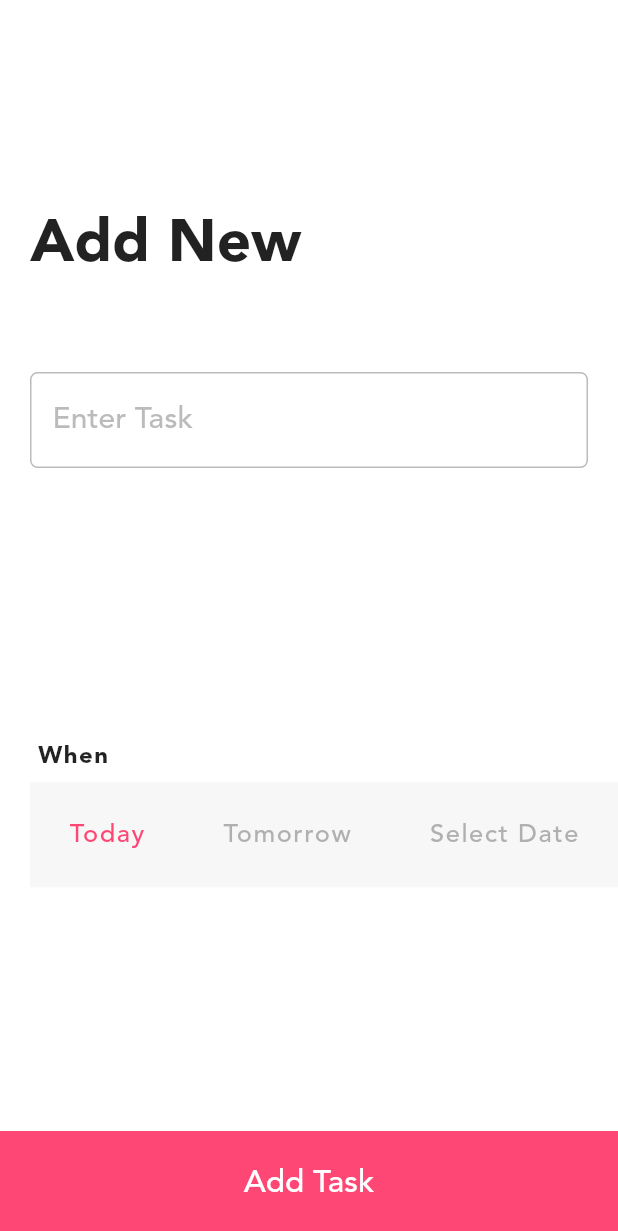
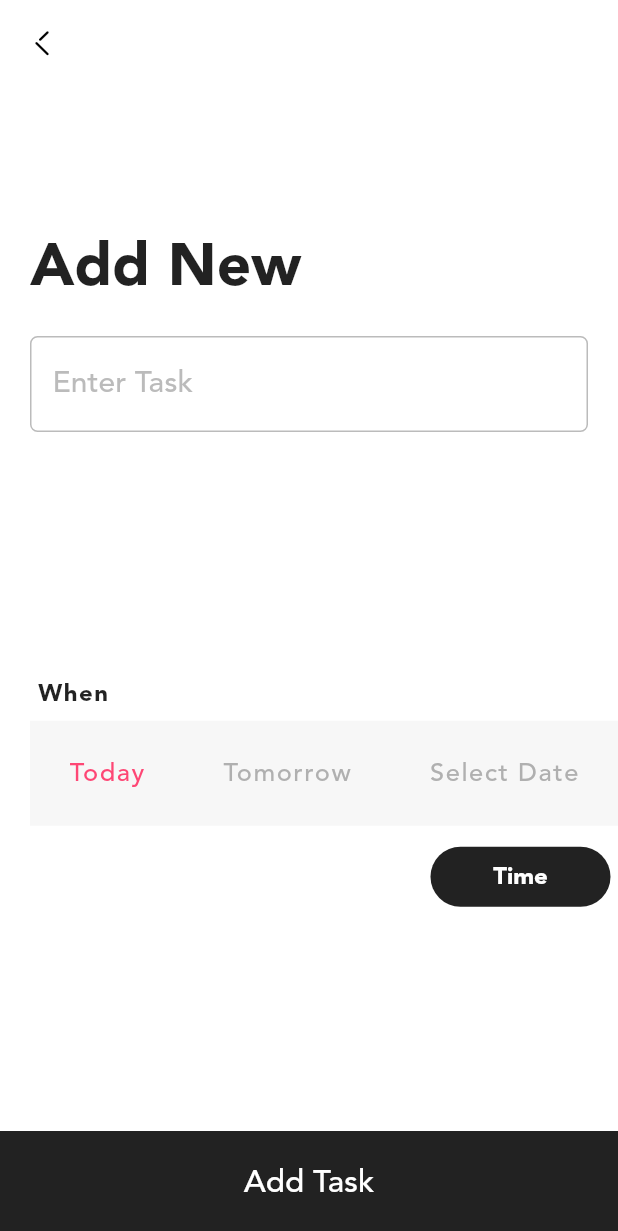
Before and after one commit to khater277/todo, a Flutter app: the AddTaskScreen screen opened directly, on a phone screen of 412 x 824 dp. Shown: the top 1231 px of the screen. Run offline on Flutter 3.47's test engine with Material 2 defaults, Android fonts, the phone set to English and light mode, and no system bars; our stand-ins replace flutter_bloc, flutter_zoom_drawer, get, get_storage, hexcolor, hive and 4 more; missing offline and left inert: day_night_time_picker; accounts and stored records are empty.

```diff
--- a/lib/cubit/states.dart
+++ b/lib/cubit/states.dart
@@ -9,3 +9,9 @@ class TodoErrorState extends TodoStates{
 
   TodoErrorState(this.error);
 }
+
+class TodoSetTaskTimeState extends TodoStates{}
+
+class TodoSetWhenColorState extends TodoStates{}
+
+class TodoSelectedDateTimeState extends TodoStates{}
--- a/lib/main.dart
+++ b/lib/main.dart
@@ -10,6 +10,7 @@ import 'package:responsive_framework/responsive_framework.dart';
 import 'package:todo/cubit/bloc_observer.dart';
 import 'package:todo/cubit/cubit.dart';
 import 'package:todo/cubit/states.dart';
+import 'package:todo/screens/calendar/calendar_screen.dart';
 import 'package:todo/screens/home/home_screen.dart';
 import 'package:todo/screens/opening/opening_screen.dart';
 import 'package:todo/shared/constants.dart';
@@ -46,7 +47,7 @@ class MyApp extends StatelessWidget {
             home: Directionality(
                 textDirection:
                     languageFun(ar: TextDirection.rtl, en: TextDirection.ltr),
-                child: const HomeScreen()),
+                child: const OpeningScreen()),
             theme: lightTheme,
             darkTheme: darkTheme,
             themeMode: ThemeMode.light,
--- a/lib/screens/add_task/add_task_items/add_task_head.dart
+++ b/lib/screens/add_task/add_task_items/add_task_head.dart
@@ -16,7 +16,7 @@ class AddTaskHead extends StatelessWidget {
         children: [
           const SizedBox(height: 80,),
           Padding(
-            padding: const EdgeInsets.symmetric(vertical: 60),
+            padding: const EdgeInsets.symmetric(vertical: 20),
             child: Text("Add New",
               style: Theme.of(context)
                   .textTheme
@@ -25,7 +25,9 @@ class AddTaskHead extends StatelessWidget {
             ),
           ),
           DefaultTextFormFiled(
+            formatters: [NoLeadingSpaceFormatter()],
                 controller: taskController,
+                validateText: "Please add task first",
                 heightPadding: 20,
                 widthPadding: 15,
                 textColor: blue,
--- a/lib/screens/add_task/add_task_items/when_task.dart
+++ b/lib/screens/add_task/add_task_items/when_task.dart
@@ -1,8 +1,15 @@
 import 'package:flutter/material.dart';
+import 'package:todo/cubit/cubit.dart';
 import 'package:todo/shared/constants.dart';
+import 'package:todo/shared/date_format.dart';
+import 'package:todo/shared/default_widgets.dart';
+import 'package:day_night_time_picker/day_night_time_picker.dart';
+import 'package:day_night_time_picker/lib/constants.dart';
+
 
 class WhenTask extends StatelessWidget {
-  const WhenTask({Key? key}) : super(key: key);
+  final TodoCubit cubit;
+  const WhenTask({Key? key, required this.cubit}) : super(key: key);
 
   @override
   Widget build(BuildContext context) {
@@ -32,12 +39,48 @@ class WhenTask extends StatelessWidget {
                 child: Row(
                   mainAxisAlignment: MainAxisAlignment.spaceAround,
                   children: [
-                    const TaskTime(text: "Today",color: pink,),
-                    TaskTime(text: "Tomorrow",color: Colors.grey.withOpacity(0.8),),
-                    TaskTime(text: "Select Date",color: Colors.grey.withOpacity(0.8),),
+                    GestureDetector(
+                      onTap: (){cubit.setWhenColor(0);},
+                        child: TaskDate(
+                          text: "Today",color: cubit.currentIndex==0?
+                        pink:Colors.grey.withOpacity(0.8),
+                        )
+                    ),
+                    GestureDetector(
+                      onTap: (){cubit.setWhenColor(1);},
+                        child: TaskDate(
+                          text: "Tomorrow",color: cubit.currentIndex==1?
+                        pink:Colors.grey.withOpacity(0.8),
+                        )
+                    ),
+                    GestureDetector(
+                      onTap: (){cubit.setWhenColor(2);},
+                        child: TaskDate(
+                          text: "Select Date",color: cubit.currentIndex==2?
+                          pink:Colors.grey.withOpacity(0.8),
+                        )
+                    ),
                   ],
                 ),
               ),
+            ),
+            const SizedBox(height: 10,),
+            Row(
+              children: [
+                Expanded(
+                    child: cubit.taskDateTime!=null?
+                    Text(
+                      DateFormatter()
+                          .dateFormat(cubit.taskDateTime!.toString())!['date']!,
+                      style: Theme.of(context).textTheme.bodyText1!.copyWith(
+                        fontSize: 16,
+                        letterSpacing: 1,
+                        color: pink
+                      ),
+                    ):const Text(""),
+                ),
+                TimeButton(cubit: cubit),
+              ],
             )
           ],
         ),
@@ -46,10 +89,10 @@ class WhenTask extends StatelessWidget {
   }
 }
 
-class TaskTime extends StatelessWidget {
+class TaskDate extends StatelessWidget {
   final String text;
   final Color color;
-  const TaskTime({Key? key, required this.text, required this.color}) : super(key: key);
+  const TaskDate({Key? key, required this.text, required this.color}) : super(key: key);
 
   @override
   Widget build(BuildContext context) {
@@ -61,3 +104,55 @@ class TaskTime extends StatelessWidget {
       ),);
   }
 }
+
+class TimeButton extends StatelessWidget {
+  final TodoCubit cubit;
+  const TimeButton({Key? key, required this.cubit}) : super(key: key);
+
+  @override
+  Widget build(BuildContext context) {
+    return Padding(
+      padding: const EdgeInsets.only(right: 5,left: 20),
+      child: DefaultElevatedButton(
+          child: Text(
+            "Time",
+            style: Theme.of(context).textTheme.bodyText2!.copyWith(
+                color: Colors.white,
+                fontSize: 16
+            ),
+          ),
+          color: Colors.black87,
+          rounded: 20,
+          height: 40,
+          width: 120,
+          onPressed: (){
+            FocusScope.of(context).unfocus();
+            Navigator.of(context).push(
+              showPicker(
+                context: context,
+                accentColor: blue,
+                unselectedColor: blue.withOpacity(0.3),
+                value: TimeOfDay.now(),
+                onChange: (value){},
+                //iosStylePicker: true,
+                minuteInterval: MinuteInterval.FIVE,
+                // Optional onChange to receive value as DateTime
+                onChangeDateTime: (DateTime dateTime) {
+                  //print(dateTime);
+                  cubit.setTaskTime(dateTime);
+                },
+                okStyle: Theme.of(context).textTheme.bodyText2!.copyWith(
+                  fontSize: 16,
+                  color: blue,
+                ),
+                cancelStyle: Theme.of(context).textTheme.bodyText1!.copyWith(
+                  fontSize: 16,
+                  color: blue,
+                ),
+              ),
+            );
+          }
+      ),
+    );
+  }
+}
--- a/lib/screens/add_task/add_task_screen.dart
+++ b/lib/screens/add_task/add_task_screen.dart
@@ -1,4 +1,3 @@
-import 'package:flutter/cupertino.dart';
 import 'package:flutter/material.dart';
 import 'package:flutter_bloc/flutter_bloc.dart';
 import 'package:get/get.dart';
@@ -6,8 +5,8 @@ import 'package:todo/cubit/cubit.dart';
 import 'package:todo/cubit/states.dart';
 import 'package:todo/screens/add_task/add_task_items/add_task_head.dart';
 import 'package:todo/screens/add_task/add_task_items/when_task.dart';
-import 'package:todo/shared/constants.dart';
 import 'package:todo/shared/default_widgets.dart';
+import 'package:todo/styles/icons_broken.dart';
 
 class AddTaskScreen extends StatefulWidget {
   const AddTaskScreen({Key? key}) : super(key: key);
@@ -19,6 +18,7 @@ class AddTaskScreen extends StatefulWidget {
 class _AddTaskScreenState extends State<AddTaskScreen> {
 
   final TextEditingController _taskController = TextEditingController();
+  final GlobalKey<FormState> _formKey = GlobalKey<FormState>();
 
   @override
   void dispose() {
@@ -33,7 +33,17 @@ class _AddTaskScreenState extends State<AddTaskScreen> {
       builder: (context,state){
         TodoCubit cubit = TodoCubit.get(context);
         return Scaffold(
-          body: Column(
+          appBar: AppBar(
+            leading: IconButton(
+                onPressed: (){
+                  Get.back();
+                },
+                icon: const Icon(IconBroken.Arrow___Left_2)
+            ),
+          ),
+          body: Form(
+            key: _formKey,
+            child: Column(
               crossAxisAlignment: CrossAxisAlignment.start,
               children: [
                 Expanded(
@@ -46,7 +56,7 @@ class _AddTaskScreenState extends State<AddTaskScreen> {
                           children: [
                             AddTaskHead(taskController: _taskController),
                             const SizedBox(height: 20,),
-                          const WhenTask(),
+                            WhenTask(cubit: cubit,),
                           ],
                         ),
                       )
@@ -60,13 +70,20 @@ class _AddTaskScreenState extends State<AddTaskScreen> {
                           fontSize: 21,
                           color: Colors.white
                       ),),
-                  color: pink,
+                    color: Colors.black87,
                     rounded: 0,
                     height: 70,
                     width: double.infinity,
-                  onPressed: (){}
+                    onPressed: (){
+                      if(_formKey.currentState!.validate()){
+                        if(cubit.taskDateTime==null) {
+                          Get.snackbar("warning", "please set time first");
+                        }
+                      }
+                    }
                 )
               ],
+            ),
           ),
         );
       },
--- a/lib/screens/main/main_items/show_tasks.dart
+++ b/lib/screens/main/main_items/show_tasks.dart
@@ -52,6 +52,8 @@ class ShowTasks extends StatelessWidget {
             physics: const BouncingScrollPhysics(),
               itemBuilder:(context,index)=> Column(
                 children: [
+                  if(index==0)
+                    const SizedBox(height: 10,),
                   TaskText(
                       text: "Book appointment with doctor ragab",
                       isDone: index==0?true:false),
--- a/lib/screens/main/main_screen.dart
+++ b/lib/screens/main/main_screen.dart
@@ -56,7 +56,7 @@ class MainScreen extends StatelessWidget {
           onPressed: () {
             Get.to(() => const AddTaskScreen());
           },
-          backgroundColor: pink,
+          backgroundColor: Colors.black87,
           elevation: 0,
           child: const Icon(
             Icons.add,
--- /dev/null
+++ b/lib/shared/date_format.dart
@@ -0,0 +1,91 @@
+import 'package:flutter/material.dart';
+import 'package:todo/shared/constants.dart';
+
+class DateFormatter {
+
+  Map<String,String> cal={
+    '01':'Jan', '02':'Feb',
+    '03':'Mar', '04':'Apr',
+    '05':'May','06':'Jun',
+    '07':'Jul','08':'Aug',
+    '09':'Sep','10':'Oct',
+    '11':'Nov','12':'Dec',
+  };
+
+  Map<String,String> calAr={
+    '01':'يناير', '02':'فبراير',
+    '03':'مارس', '04':'ابريل',
+    '05':'مايو','06':'يونيو',
+    '07':'يونيه','08':'اغسطس',
+    '09':'سبتمبر','10':'اكتوبر',
+    '11':'نوفمبر','12':'ديسمبر',
+  };
+
+  Map<String,String> period={
+    '00':'12', '01':'1', '02':'2', '03':'3',
+    '04':'4','05':'5', '06':'6','07':'7',
+    '08':'8','09':'9', '10':'10','11':'11',
+    '12':'12', '13':'1', '14':'2', '15':'3',
+    '16':'4','17':'5', '18':'6','19':'7',
+    '20':'8','21':'9', '22':'10','23':'11',
+  };
+
+  Map<String,String>? dateFormat(String? dateTime){
+    String? day=dateTime!.substring(8,10);
+    if(day[0]=='0'){
+      day=day[1];
+    }
+    String? month=dateTime.substring(5,7);
+    String? year=dateTime.substring(0,4);
+    String? hour=dateTime.substring(11,13);
+    String? min=dateTime.substring(14,16);
+    String x="";
+    if(hour.startsWith('0')||hour=="10"||hour=="11"){
+      x=languageFun(ar: 'ص',en: "AM");
+    }else{
+      x=languageFun(ar: 'م',en: "PM");
+    }
+    return {
+      'date':languageFun(
+          ar: "$day ${calAr[month]} $year في ${period[hour]}:$min $x",
+          en: "$day ${cal[month]} $year at ${period[hour]}:$min $x"
+      ),
+      'year':year
+    };
+  }
+
+  dynamic languageFun({
+    @required ar,
+    @required en,
+  }){
+    return lang!=null?
+    lang=='ar'?ar:en
+        :(defaultLang=='ar'?ar:en);
+  }
+
+
+
+
+
+
+  String lastMessageDate(date,index){
+    int lastIndex = dateFormat(date)!['date']!.
+    indexOf('في')+2;
+    int firstIndex = dateFormat(date)!['date']!.
+    indexOf('في')-5;
+    return languageFun(
+        ar:dateFormat(date)!['date']!.contains('في')?
+        dateFormat(date)!['date']!.
+        replaceRange(firstIndex,lastIndex, ',')+checkYear(date, index)
+            :dateFormat(date)!['date'],
+        en: dateFormat(date)!['date']!.
+        replaceRange(7, 15, ",")+checkYear(date, index)
+    );
+  }
+
+  String checkYear(String date, int index){
+    return (dateFormat(DateTime.now().toString())!['year']!)==
+        dateFormat(date)!['year']?"":
+    " ${dateFormat(date)!['year']}";
+  }
+}
--- a/lib/shared/default_widgets.dart
+++ b/lib/shared/default_widgets.dart
@@ -203,6 +203,8 @@ class DefaultTextFormFiled extends StatelessWidget{
   final Color border;
   final String? validateText;
   final double rounded;
+  final List<TextInputFormatter> formatters;
+  bool? autoFocus;
   Widget? prefix;
   Widget? suffix;
   double? heightPadding;
@@ -222,6 +224,8 @@ class DefaultTextFormFiled extends StatelessWidget{
     required this.focusBorder,
     required this.border,
     required this.textSize,
+    required this.formatters,
+    this.autoFocus,
     this.isPassword,
     this.validateText,
     this.cursorHeight,
@@ -235,11 +239,17 @@ class DefaultTextFormFiled extends StatelessWidget{
   @override
   Widget build(BuildContext context) {
     return TextFormField(
+      inputFormatters: formatters,
+      autofocus: autoFocus??false,
       controller: controller,
       cursorColor: focusBorder,
       validator: (value) {
         if (value!.isEmpty) {
-          return "$validateText can't be empty";
+          if(validateText!=null) {
+            return validateText!;
+          } else {
+            return "can't be empty";
+          }
         }
         return null;
       },
--- a/lib/styles/themes.dart
+++ b/lib/styles/themes.dart
@@ -1,6 +1,7 @@
 import 'package:flutter/material.dart';
 import 'package:flutter/services.dart';
 import 'package:hexcolor/hexcolor.dart';
+import 'package:todo/shared/constants.dart';
 
 ThemeData darkTheme=ThemeData(
     fontFamily: 'SF-Pro-Display',
@@ -60,6 +61,7 @@ ThemeData darkTheme=ThemeData(
 );
 
 ThemeData lightTheme=ThemeData(
+  primarySwatch: GenerateMaterialColor().generateMaterialColor(pink),
     scaffoldBackgroundColor: Colors.white,
     floatingActionButtonTheme: const FloatingActionButtonThemeData(
       backgroundColor: Colors.black87,
--- a/pubspec.yaml
+++ b/pubspec.yaml
@@ -34,15 +34,14 @@ dependencies:
   get: ^4.6.1
   get_storage: ^2.0.3
   hexcolor: ^2.0.5
-  smooth_page_indicator: ^1.0.0+2
   progress_indicators: ^1.0.0
-  permission_handler: ^8.2.6
   device_preview: ^1.0.0
   responsive_framework: ^0.1.5
   hive: ^2.0.6
   hive_flutter: ^1.1.0
   syncfusion_flutter_datepicker: ^19.4.55
   flutter_zoom_drawer: ^2.3.1+1
+  day_night_time_picker: ^1.0.5
 
 
 
```
Also changed, not shown: lib/cubit/cubit.dart (+52 -0 lines), lib/screens/calendar/calendar_screen.dart (added, +76 -0 lines), lib/screens/drawer/drawer_screen.dart (+7 -2 lines), lib/screens/select_date/select_date_screen.dart (added, +83 -0 lines), lib/shared/constants.dart (+38 -1 lines), pubspec.lock. Lines whose indentation alone changed are shown as unchanged.
